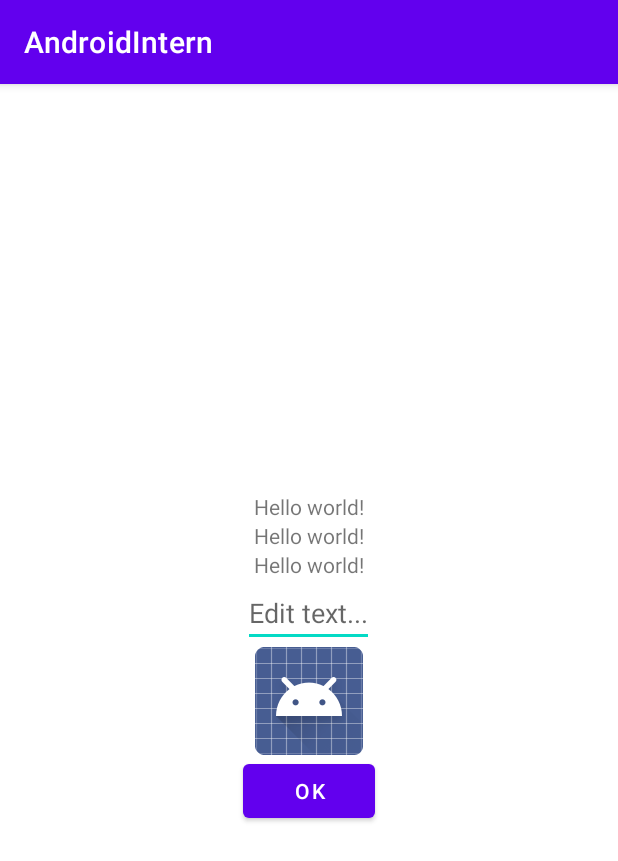
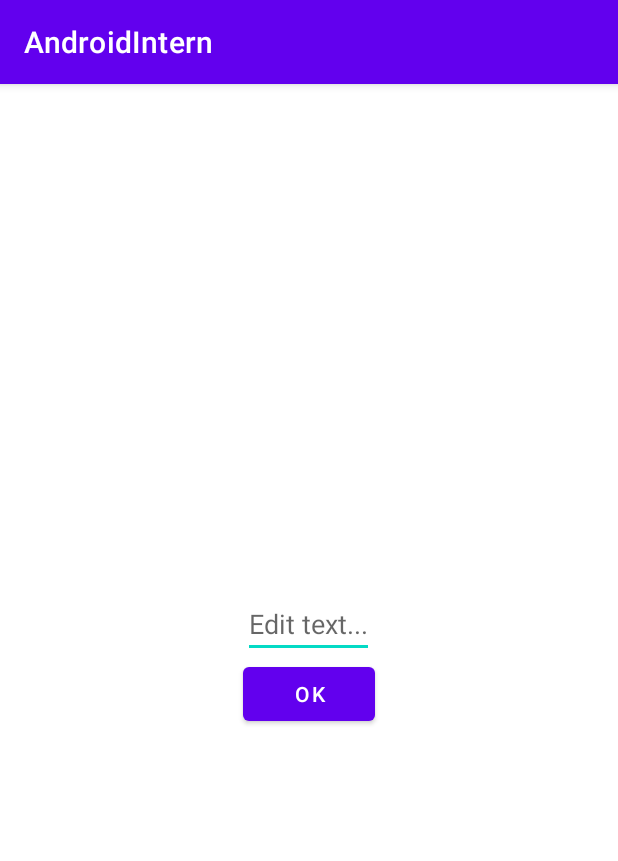
Before and after one commit to alex-ivankova766/AndroidIntern, an Android app: the screen it shows after launch (MainActivity), on a phone screen of 412 x 824 dp. Shown: the top 861 px of the screen. Run offline under Robolectric (Android 15) with nearby library versions, the phone set to English and light mode, and no system bars; our stand-ins replace Timber.

Commit message:
Task 5 с исправлениями

```diff
--- a/app/src/main/java/com/example/androidintern/MainActivity.kt
+++ b/app/src/main/java/com/example/androidintern/MainActivity.kt
@@ -5,7 +5,6 @@ import android.widget.Button
 import android.widget.EditText
 import androidx.appcompat.app.AppCompatActivity
 import timber.log.Timber
-
 
 private const val LOG_TAG = "MY LOG"
 
--- a/app/src/main/res/layout/activity_main.xml
+++ b/app/src/main/res/layout/activity_main.xml
@@ -1,6 +1,5 @@
 <?xml version="1.0" encoding="utf-8"?>
 <LinearLayout xmlns:android="http://schemas.android.com/apk/res/android"
-    xmlns:app="http://schemas.android.com/apk/res-auto"
     xmlns:tools="http://schemas.android.com/tools"
     android:layout_width="match_parent"
     android:layout_height="match_parent"
@@ -8,35 +7,11 @@
     android:orientation="vertical"
     tools:context=".MainActivity">
 
-    <TextView
-        android:id="@+id/textView1"
-        android:layout_width="wrap_content"
-        android:layout_height="wrap_content"
-        android:text="@string/hello_world" />
-
-    <TextView
-        android:id="@+id/textView2"
-        android:layout_width="wrap_content"
-        android:layout_height="wrap_content"
-        android:text="@string/hello_world" />
-
-    <TextView
-        android:id="@+id/textView3"
-        android:layout_width="wrap_content"
-        android:layout_height="wrap_content"
-        android:text="@string/hello_world" />
-
     <EditText
         android:id="@+id/editText"
         android:layout_width="wrap_content"
         android:layout_height="wrap_content"
         android:hint="@string/edit_text" />
-
-    <ImageView
-        android:id="@+id/imageViewAndroidIcon"
-        android:layout_width="wrap_content"
-        android:layout_height="wrap_content"
-        app:srcCompat="@android:drawable/sym_def_app_icon" />
 
     <Button
         android:id="@+id/button_ok"
--- a/app/src/main/res/values/strings.xml
+++ b/app/src/main/res/values/strings.xml
@@ -1,7 +1,5 @@
 <resources>
     <string name="app_name">AndroidIntern</string>
-    <string name="hello_world">Hello world!</string>
     <string name="edit_text">Edit text...</string>
     <string name="ok">OK</string>
-    <string name="ok_clicked">Нажата OK</string>
 </resources>
```
